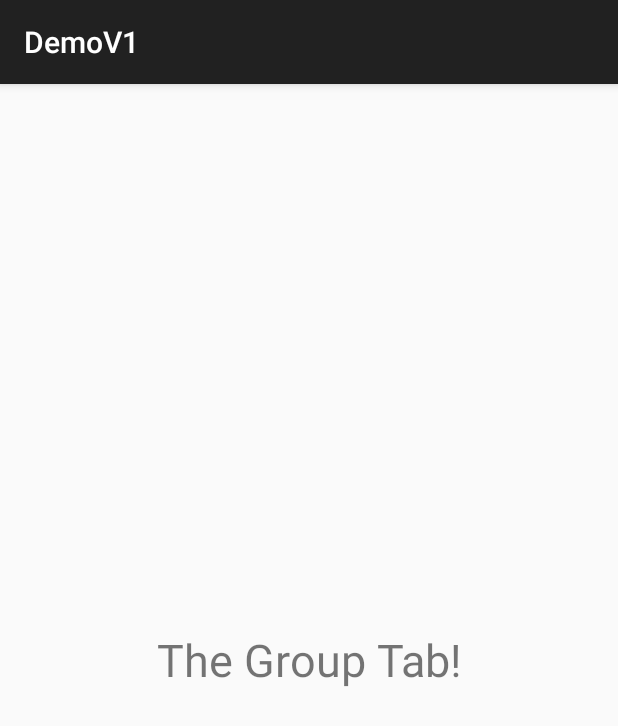
After one commit to urnotsimoneqi/BankingSoftware, an Android app: the fragment GroupFragment shown on its own in the app's theme, on a phone screen of 412 x 824 dp. The commit adds this screen. Shown: the top 726 px of the screen. Run offline under Robolectric (Android 15) with nearby library versions, the phone set to English and light mode, and no system bars.

Commit message:
implement tab navigation: goal, group and notice

```diff
--- a/app/build.gradle
+++ b/app/build.gradle
@@ -35,4 +35,5 @@ dependencies {
     implementation 'com.ogaclejapan.smarttablayout:library:1.7.0@aar'
     //Optional: see how to use the utility.
     implementation 'com.ogaclejapan.smarttablayout:utils-v4:1.7.0@aar'
+    implementation 'com.android.support:cardview-v7:27.1.0'
 }
--- /dev/null
+++ b/app/src/main/java/com/example/demov1/GroupFragment.java
@@ -0,0 +1,17 @@
+package com.example.demov1;
+
+import android.os.Bundle;
+import android.support.annotation.Nullable;
+import android.support.v4.app.Fragment;
+import android.view.LayoutInflater;
+import android.view.View;
+import android.view.ViewGroup;
+
+public class GroupFragment extends Fragment {
+    @Nullable
+    @Override
+    public View onCreateView(LayoutInflater inflater, @Nullable ViewGroup container, @Nullable Bundle savedInstanceState) {
+        View view = inflater.inflate(R.layout.group_tab, container, false);
+        return view;
+    }
+}
--- a/app/src/main/java/com/example/demov1/sqlite/SQLiteHelper.java
+++ b/app/src/main/java/com/example/demov1/sqlite/SQLiteHelper.java
@@ -24,7 +24,7 @@ public class SQLiteHelper extends SQLiteOpenHelper{
     @Override
     public void onCreate(SQLiteDatabase db) {
         db.execSQL("create table user (user_name varchar(20), user_pwd varchar(20))");
-        db.execSQL("insert into user values('admin@admin.com','123456')");
+        db.execSQL("insert into user values('demo@demo.com','123456')");
 
 //        db.execSQL("create table group_goal (group_id integer primary key autoincrement, group_name varchar(20), target_amount integer)");
 //        db.execSQL("insert into group_goal values(1,'test1','10000')");
--- a/app/src/main/res/layout/activity_main.xml
+++ b/app/src/main/res/layout/activity_main.xml
@@ -6,7 +6,6 @@
         android:layout_width="match_parent"
         android:layout_height="match_parent"
 >
-
     <com.ogaclejapan.smarttablayout.SmartTabLayout
             android:id="@+id/viewpagertab"
             android:layout_width="match_parent"
--- /dev/null
+++ b/app/src/main/res/layout/group_tab.xml
@@ -0,0 +1,12 @@
+<?xml version="1.0" encoding="utf-8"?>
+<LinearLayout xmlns:android="http://schemas.android.com/apk/res/android"
+              android:orientation="vertical"
+              android:layout_width="match_parent"
+              android:layout_height="match_parent">
+    <TextView
+            android:layout_width="match_parent"
+            android:layout_height="match_parent"
+            android:gravity="center"
+            android:textSize="30sp"
+            android:text="The Group Tab!"/>
+</LinearLayout>
```
Also changed, not shown: app/src/main/java/com/example/demov1/GoalFragment.java (added, +17 -0 lines), app/src/main/java/com/example/demov1/MainActivity.java (+21 -18 lines), app/src/main/java/com/example/demov1/NoticeFragment.java (added, +17 -0 lines), app/src/main/java/com/example/demov1/PageFragment.java (deleted, +0 -46 lines), app/src/main/res/layout/goal_tab.xml (added, +12 -0 lines), app/src/main/res/layout/notice_tab.xml (added, +12 -0 lines), app/src/main/res/layout/page.xml (deleted, +0 -14 lines).
